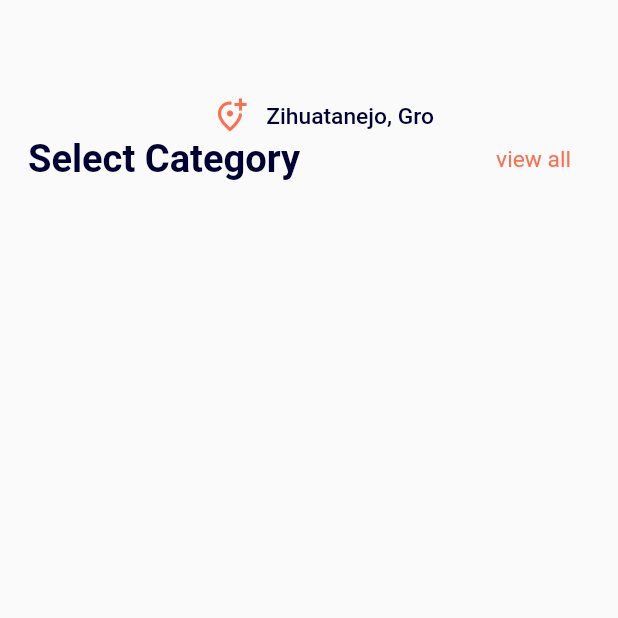
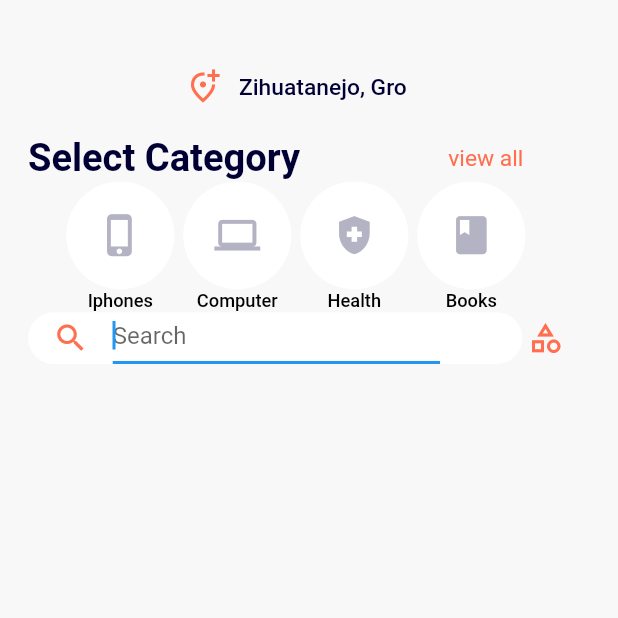
Before and after one commit to doanduccuong/login_page, a Flutter app: the screen it shows after launch, on a phone screen of 412 x 824 dp, the top half of it. Run offline on Flutter 3.47's test engine with Material 2 defaults, Android fonts, the phone set to English and light mode, and no system bars; our stand-ins replace animated_splash_screen, flutter_screenutil; Roboto replaces fonts that are missing (Roboto-Medium).

Commit message:
modify 8/1/2022

```diff
--- a/lib/config/colors.dart
+++ b/lib/config/colors.dart
@@ -6,6 +6,8 @@ class AppColors{
   static const Color cPrimaryColor=Color(0xFF010035);
   static const Color dPrimaryColor=Color(0xFFFF6E4E);
   static const Color ePrimaryColor=Color(0xFF010035);
-
-
+  static const Color fPrimaryColor=Color(0xFFFF6E4E);
+  static const Color gPrimaryColor=Color(0xFFB3B3C3);
+  static const Color hPrimaryColor=Color(0xFFF8F8F8);
+  static const Color iPrimaryColor=Color(0xFF010035);
 }
--- a/lib/config/constants.dart
+++ b/lib/config/constants.dart
@@ -1,3 +1,15 @@
-class Constants{
-  static const String IntroScreen="/intro_screen";
+
+import 'package:flutter/material.dart';
+import 'package:login_page/config/icon.dart';
+import 'package:login_page/config/icon_data.dart';
+import 'package:login_page/ui/intro_screen/icon_filter/icon_filter.dart';
+
+class Constants {
+  static const String IntroScreen = "/intro_screen";
+  static  List<IconDatas> iconDatas = [
+    IconDatas(iconName: 'Iphones', iconData: AppIcon.iconIphone),
+    IconDatas(iconName: 'Computer', iconData: AppIcon.iconComputer),
+    IconDatas(iconName: 'Health', iconData: AppIcon.iconHealth),
+    IconDatas(iconName: 'Books', iconData: AppIcon.iconBook),
+  ];
 }
--- /dev/null
+++ b/lib/config/icon.dart
@@ -0,0 +1,9 @@
+
+import 'package:flutter/material.dart';
+class AppIcon{
+  static  const IconData iconIphone=Icons.phone_iphone;
+  static const IconData iconComputer=Icons.computer;
+  static const IconData iconBook=Icons.book;
+  static const IconData iconHealth=Icons.health_and_safety;
+  static const IconData iconSearch=Icons.search;
+}
--- /dev/null
+++ b/lib/config/icon_data.dart
@@ -0,0 +1,7 @@
+import 'package:flutter/cupertino.dart';
+
+class IconDatas{
+  IconDatas({required this.iconName,required this.iconData});
+  String iconName;
+  IconData iconData;
+}
--- a/lib/config/images.dart
+++ b/lib/config/images.dart
@@ -1,4 +1,5 @@
 /*  The route image*/
 class AppImage{
   static const String imgHomePage="assets/images/img_homepage.svg";
+  static const String imgSplash="assets/images/img_splash.png";
 }
--- /dev/null
+++ b/lib/ui/intro_screen/icon_filter/icon_filter.dart
@@ -0,0 +1,68 @@
+import 'package:flutter/material.dart';
+import 'package:flutter_screenutil/flutter_screenutil.dart';
+import 'package:login_page/config/colors.dart';
+import 'package:login_page/config/constants.dart';
+import 'package:login_page/config/text/text_normal.dart';
+
+class IconFilter extends StatefulWidget {
+  const IconFilter({Key? key}) : super(key: key);
+
+  @override
+  State<IconFilter> createState() => _IconFilter();
+}
+
+class _IconFilter extends State<IconFilter> {
+  IconData iconSelected = Icons.add;
+  @override
+  Widget build(BuildContext context) {
+    return Container(
+      height: 86.h,
+      child: ListView.builder(
+        shrinkWrap: true,
+        scrollDirection: Axis.horizontal,
+        itemCount: Constants.iconDatas.length,
+        itemBuilder: (context, index) {
+          return InkWell(
+              onTap: () {
+                setState(
+                  () {
+                    iconSelected = Constants.iconDatas[index].iconData;
+                  },
+                );
+              },
+              child: Column(
+                children: [
+                  Container(
+                    child: Center(
+                      child: Icon(
+                        Constants.iconDatas[index].iconData,
+                        size: 30.sp,
+                        color: iconSelected == Constants.iconDatas[index].iconData
+                            ? AppColors.bPrimaryColor
+                            : AppColors.gPrimaryColor,
+                      ),
+                    ),
+                    height: 71.h,
+                    width: 71.w,
+                    decoration: BoxDecoration(
+                        color: iconSelected == Constants.iconDatas[index].iconData
+                            ? AppColors.fPrimaryColor
+                            : AppColors.bPrimaryColor,
+                        shape: BoxShape.circle),
+                  ),
+                  TextNormal(
+                    title: Constants.iconDatas[index].iconName,
+                    size: 12.sp,
+                    fontWeight: FontWeight.w500,
+                    height: 1.26.h,
+                    colors: iconSelected == Constants.iconDatas[index].iconData
+                        ? AppColors.fPrimaryColor
+                        : Colors.black,
+                  ),
+                ],
+              ));
+        },
+      ),
+    );
+  }
+}
--- a/lib/ui/intro_screen/intro_screen.dart
+++ b/lib/ui/intro_screen/intro_screen.dart
@@ -1,8 +1,11 @@
 import 'package:flutter/material.dart';
 import 'package:login_page/config/colors.dart';
+import 'package:login_page/config/icon.dart';
 import 'package:login_page/config/text/text_bold.dart';
 import 'package:login_page/config/text/text_normal.dart';
 import 'package:flutter_screenutil/flutter_screenutil.dart';
+import 'package:login_page/ui/intro_screen/icon_filter/icon_filter.dart';
+
 class IntroScreen extends StatelessWidget {
   const IntroScreen({Key? key}) : super(key: key);
 
@@ -10,32 +13,85 @@ class IntroScreen extends StatelessWidget {
   Widget build(BuildContext context) {
     return SafeArea(
       child: Scaffold(
+        backgroundColor: AppColors.hPrimaryColor,
         body: Padding(
-          padding:  EdgeInsets.only(left: 17.w),
+          padding: EdgeInsets.only(left: 17.w, right: 33.w, top: 45.h),
           child: Column(
-
             children: [
-              Padding(
-                padding:  EdgeInsets.only(top: 64.h),
-                child: Row(
+              Row(
                 mainAxisAlignment: MainAxisAlignment.center,
-                  children:  [
+                children: [
                   const Icon(
                     Icons.add_location_alt_outlined,
                     color: AppColors.dPrimaryColor,
                   ),
-                    SizedBox(width: 11.w,),
-                    TextNormal(title: 'Zihuatanejo, Gro',fontWeight: FontWeight.w500,size: 15.sp,colors: AppColors.ePrimaryColor,)
+                  SizedBox(
+                    width: 11.w,
+                  ),
+                  TextNormal(
+                    title: 'Zihuatanejo, Gro',
+                    fontWeight: FontWeight.w500,
+                    size: 15.sp,
+                    colors: AppColors.ePrimaryColor,
+                  )
                 ],
               ),
+              SizedBox(
+                height: 18.h,
               ),
               Row(
                 children: [
-                  TextBold(title: 'Select Category', colors: AppColors.cPrimaryColor, size: 25.sp, height: 1.27.h),
-                  SizedBox(width: 119.w,),
-                  TextNormal(title: 'view all',fontWeight: FontWeight.w400,size: 15.sp,height: 1.27.h,colors: AppColors.dPrimaryColor,)
+                  TextBold(
+                      title: 'Select Category',
+                      colors: AppColors.cPrimaryColor,
+                      size: 25.sp,
+                      height: 1.27.h),
+                  SizedBox(
+                    width: 90.w,
+                  ),
+                  TextNormal(
+                    title: 'view all',
+                    fontWeight: FontWeight.w400,
+                    size: 15.sp,
+                    height: 1.27.h,
+                    colors: AppColors.dPrimaryColor,
+                  )
                 ],
-              )
+              ),
+              const IconFilter(),
+              Row(
+                children: [
+                  Container(
+                    padding: EdgeInsets.only(left: 15.w, right: 50.w),
+                    decoration: BoxDecoration(
+                      color: AppColors.bPrimaryColor,
+                      borderRadius: BorderRadius.circular(50.r),
+                    ),
+                    width: 300.w,
+                    height: 34.h,
+                    child: SizedBox(
+                      height: 15.h,
+                      child: TextFormField(
+                        autofocus: true,
+                        decoration: const InputDecoration(
+                          icon: Icon(
+                            AppIcon.iconSearch,
+                            color: AppColors.fPrimaryColor,
+                          ),
+                          fillColor: AppColors.iPrimaryColor,
+                          hintText: 'Search',
+                        ),
+                      ),
+                    ),
+                  ),
+                  const Spacer(),
+                  const Icon(
+                    Icons.category_outlined,
+                    color: AppColors.fPrimaryColor,
+                  ),
+                ],
+              ),
+
             ],
           ),
         ),
--- a/lib/ui/splash_screen/splash_screen.dart
+++ b/lib/ui/splash_screen/splash_screen.dart
@@ -1,20 +1,18 @@
 import 'package:flutter/material.dart';
 import 'package:animated_splash_screen/animated_splash_screen.dart';
+
 import 'package:login_page/config/colors.dart';
-import 'package:login_page/config/text/text_normal.dart';
+import 'package:login_page/config/images.dart';
+
 import 'package:login_page/ui/intro_screen/intro_screen.dart';
-import 'package:flutter_screenutil/flutter_screenutil.dart';
+
 class SplashScreen extends StatelessWidget {
   const SplashScreen({Key? key}) : super(key: key);
 
   @override
   Widget build(BuildContext context) {
     return AnimatedSplashScreen(
-      splash: Stack(
-        children:  [
-          TextNormal(title: 'Ecommerce\nConcept ',fontWeight: FontWeight.w800,size: 30.sp,height: 1.0.h,colors: AppColors.bPrimaryColor,),
-        ],
-      ),
+      splash: Image.asset(AppImage.imgSplash),
       duration: 3000,
       nextScreen: const IntroScreen(),
       splashTransition: SplashTransition.rotationTransition,
```
Also changed, not shown: assets/images/img_homepage.svg, assets/images/img_phones.png (added), assets/images/img_splash.png (added), 1 other file. Lines whose indentation alone changed are shown as unchanged.
